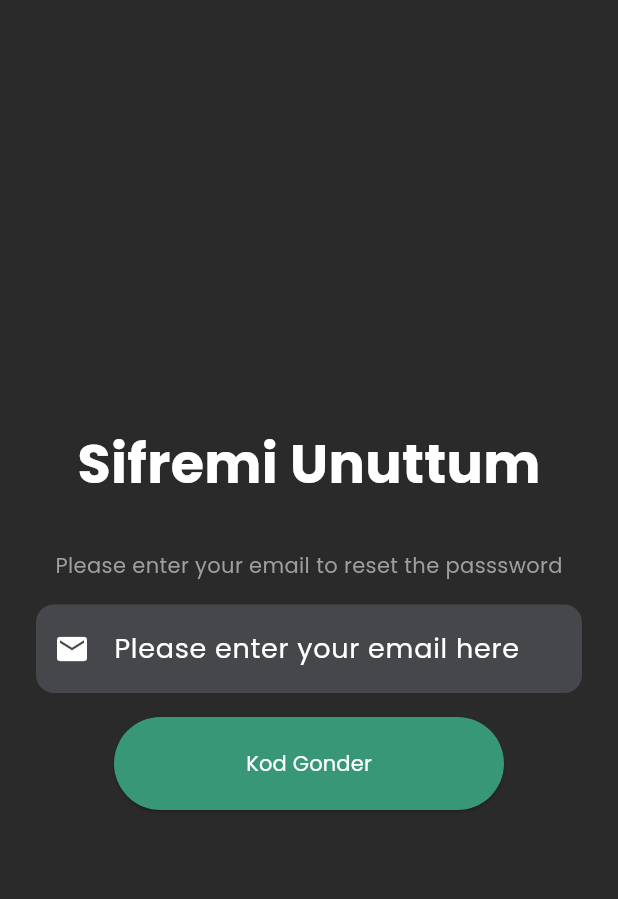
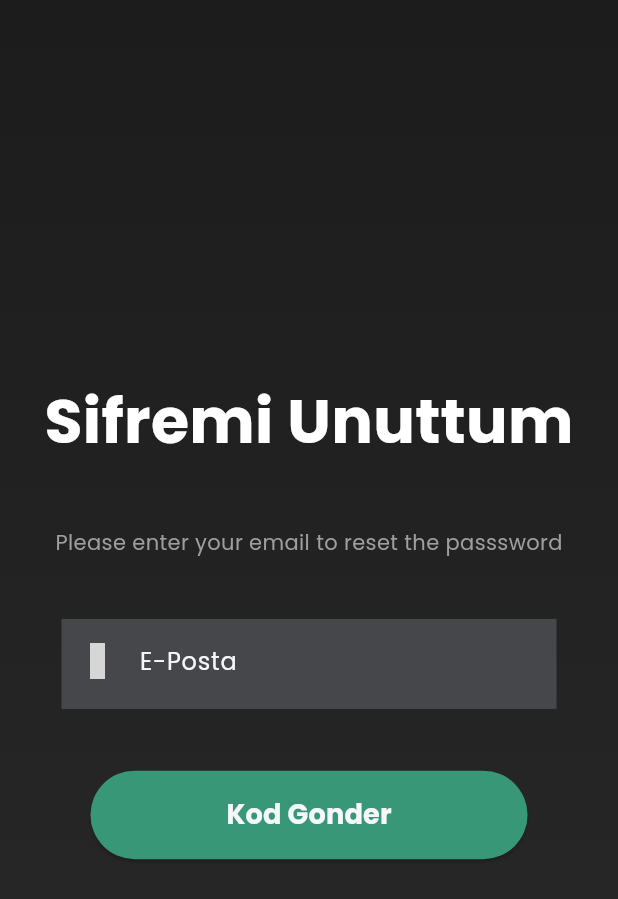
Before and after one commit to mobileprogramm536/Milestone, a Flutter app: the forgotPassword screen opened by its route, on a phone screen of 412 x 824 dp. Shown: the top 899 px of the screen. Run offline on Flutter 3.47's test engine with Material 3 defaults, Android fonts, the phone set to English and light mode, and no system bars; our stand-ins replace cloud_firestore, eva_icons_flutter, firebase_auth, firebase_core, google_sign_in; missing offline and left inert: dart:ffi; accounts and stored records are empty; grey boxes are pictures that could not be loaded.

Commit message:
Custom buttonlar kullanilarak sayfa duzeni saglandi

```diff
--- /dev/null
+++ b/lib/buttons/custom_button.dart
@@ -0,0 +1,35 @@
+import 'package:flutter/material.dart';
+import 'package:milestone/theme/colors.dart';
+
+class CustomButton extends StatelessWidget {
+  final String button_text;
+  final VoidCallback onPressed;
+
+  CustomButton({required this.onPressed, required this.button_text});
+
+  @override
+  Widget build(BuildContext context) {
+    final height = MediaQuery.of(context).size.height;
+
+    return ElevatedButton(
+      onPressed: onPressed,
+      style: ElevatedButton.styleFrom(
+        backgroundColor: AppColors.green1,
+        padding: EdgeInsets.symmetric(
+          horizontal: MediaQuery.of(context).size.width * 0.22,
+          vertical: height * 0.02,
+        ),
+        shape: RoundedRectangleBorder(
+          borderRadius: BorderRadius.circular(40),
+        ),
+      ),
+      child: Text(
+        button_text,
+        style: TextStyle(
+            fontSize: height * 0.022,
+            fontWeight: FontWeight.bold,
+            color: AppColors.white1),
+      ),
+    );
+  }
+}
--- a/lib/pages/forgot_password.dart
+++ b/lib/pages/forgot_password.dart
@@ -1,8 +1,17 @@
 // ignore_for_file: prefer_const_constructors, prefer_const_literals_to_create_immutables, unused_import
 import 'package:flutter/material.dart';
-
+import 'package:milestone/buttons/custom_button.dart';
 import '../services/auth_service.dart';
 import '../textfields/custom_snackbar.dart';
+import '../buttons/google_login_button.dart';
+import '../buttons/register_button.dart';
+import '../buttons/register_login_button.dart';
+import '../services/validation_service.dart';
+import '../textfields/email_text_field.dart';
+import '../textfields/password_text_field.dart';
+import '../textfields/username_text_field.dart';
+import '../theme/app_theme.dart';
+import '../theme/colors.dart';
 
 class forgotPassword extends StatefulWidget {
   const forgotPassword({super.key});
@@ -22,23 +31,33 @@ class _forgotPasswordState extends State<forgotPassword> {
 
   @override
   Widget build(BuildContext context) {
+    final height = MediaQuery.of(context).size.height;
+
     return Scaffold(
-      backgroundColor: Color(0xFF2A2A2A),
-      body: Center(
-        child: Padding(
-          padding: const EdgeInsets.symmetric(horizontal: 24.0),
+      resizeToAvoidBottomInset: true,
+      body: GestureDetector(
+        onTap: () {
+          FocusScope.of(context)
+              .unfocus(); // Tüm TextField'lardan odağı kaldırır
+        },
+        child: Container(
+          decoration: const BoxDecoration(
+            gradient: appBackground,
+          ),
+          child: Center(
             child: Column(
               mainAxisAlignment: MainAxisAlignment.center,
+              crossAxisAlignment: CrossAxisAlignment.center,
               children: [
                 Text(
                   "Sifremi Unuttum",
                   style: TextStyle(
-                  fontSize: 36,
+                    fontSize: height * 0.05,
                     color: Colors.white,
                     fontWeight: FontWeight.bold,
                   ),
                 ),
-              SizedBox(height: 32),
+                SizedBox(height: height * 0.05),
                 Text(
                   "Please enter your email to reset the passsword",
                   style: TextStyle(
@@ -46,33 +65,20 @@ class _forgotPasswordState extends State<forgotPassword> {
                     color: Colors.grey,
                   ),
                 ),
-              SizedBox(height: 16),
-              TextField(
-                controller: _tForgotEmail,
-                decoration: InputDecoration(
-                    filled: true,
-                    fillColor: Color(0xFF45474B),
-                    hintText: "E-Posta",
-                    prefixIcon: Icon(Icons.email, color: Colors.white),
-                    labelText: "Please enter your email here",
-                    labelStyle: TextStyle(color: Colors.white),
-                    border: OutlineInputBorder(
-                      borderRadius: BorderRadius.circular(12),
-                      borderSide: BorderSide.none,
-                    )),
-                style: TextStyle(color: Colors.white),
-              ),
-              SizedBox(height: 16),
-              ElevatedButton(
+                SizedBox(height: height * 0.05),
+                EmailTextField(controller: _tForgotEmail),
+                SizedBox(height: height * 0.05),
+                CustomButton(
+                  button_text: 'Kod Gonder',
                   onPressed: () async {
                     final forgotEmail = _tForgotEmail.text;
                     print("$forgotEmail");
-                  final result = await AuthService().forgotPasswordEmailCheck(email: forgotEmail);
-                  if(result==false){
+                    final result = await AuthService()
+                        .forgotPasswordEmailCheck(email: forgotEmail);
+                    if (result == false) {
                       AuthService().forgotPasswordEmailSend(email: forgotEmail);
                       Navigator.pushNamed(context, '/register');
-                  }
-                  else if(result==true){
+                    } else if (result == true) {
                       CustomSnackbar.showMessage(
                         context,
                         "Bu email ile kayıtlı bir hesap bulunmuyor.",
@@ -80,15 +86,9 @@ class _forgotPasswordState extends State<forgotPassword> {
                       );
                     }
                   },
-                style: ElevatedButton.styleFrom(
-                    minimumSize: Size(260, 62),
-                    backgroundColor: Color(0xFF379777)),
-                child: Text(
-                  'Kod Gonder',
-                  style: TextStyle(color: Colors.white),
-                ),
                 ),
               ],
+            ),
           ),
         ),
       ),
```
Also changed, not shown: lib/pages/codeVerificationScreen.dart (+100 -5 lines), lib/pages/successCodePage.dart (added, +46 -0 lines). Lines whose indentation alone changed are shown as unchanged.
